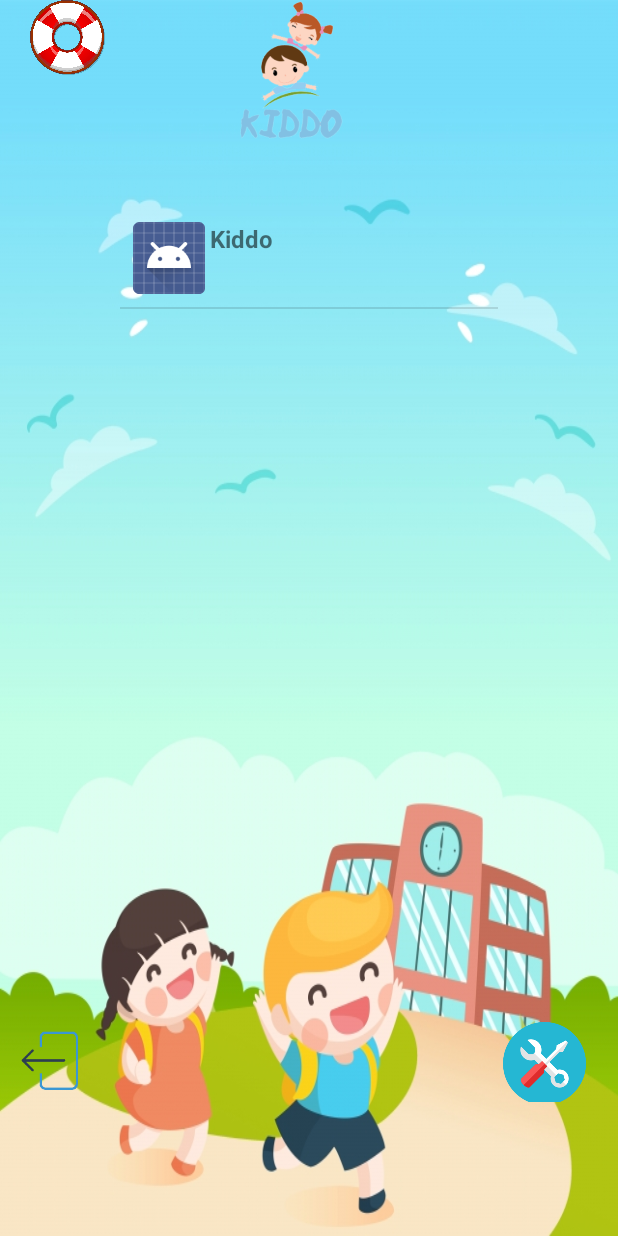
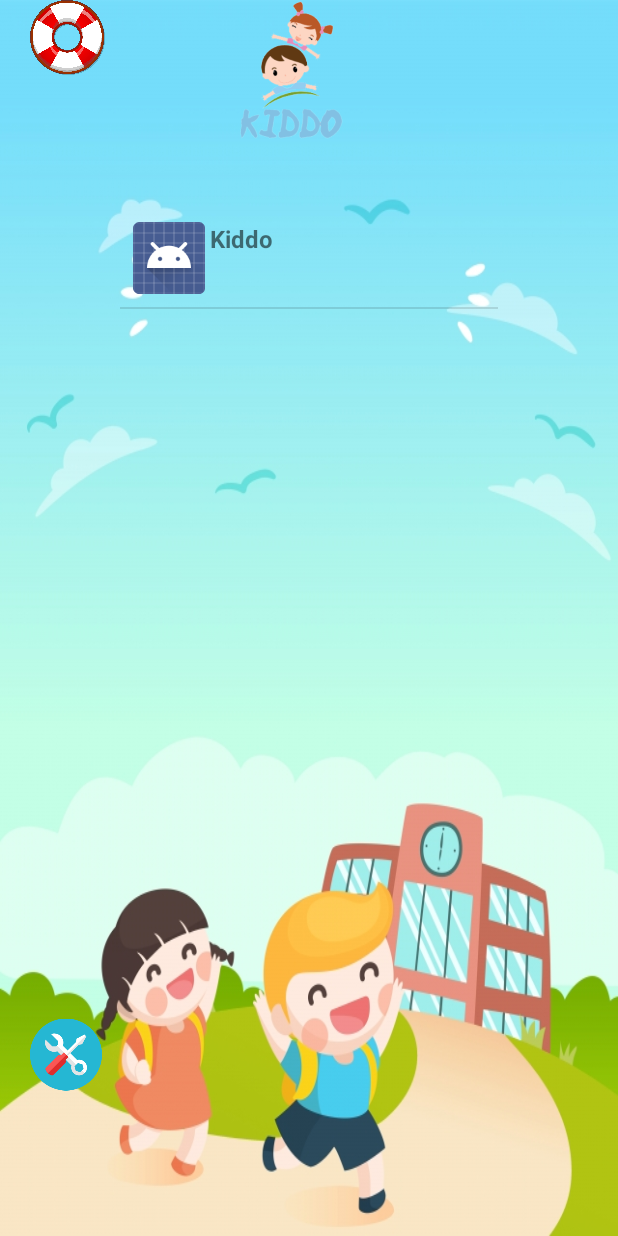
Before and after one commit to mascorreia/AndroidStudio-java-app_ParentalApp_Kiddo, an Android app: the LauncherAppsActivity screen opened directly, with no data from a screen before it, on a phone screen of 412 x 824 dp. Run offline under Robolectric (Android 15) with nearby library versions, the phone set to English and light mode, and no system bars.

Commit message:
Adição do botao de sair nas definições e removação do botão de sair da activity_launcher

```diff
--- a/app/src/main/java/com/dam/kiddo/DefinitionsActivity.java
+++ b/app/src/main/java/com/dam/kiddo/DefinitionsActivity.java
@@ -61,6 +61,11 @@ public class DefinitionsActivity extends AppCompatActivity {
         startActivity(intent1);
     }
 
+    public void closeApplication(View view) {
+        finish();
+        moveTaskToBack(true);
+    }
+
     @Override
     public void onBackPressed(){}
 
--- a/app/src/main/res/layout/activity_launcher_apps.xml
+++ b/app/src/main/res/layout/activity_launcher_apps.xml
@@ -37,7 +37,7 @@
 
     <LinearLayout
         android:layout_width="match_parent"
-        android:layout_height="582dp"
+        android:layout_height="382dp"
         android:orientation="vertical">
 
         <ListView
@@ -56,30 +56,15 @@
 
     <LinearLayout
         android:layout_width="match_parent"
-        android:layout_height="53dp"
-        android:orientation="vertical">
+        android:layout_height="194dp"
+        android:orientation="vertical" />
 
-        <LinearLayout
-            android:layout_width="match_parent"
-            android:layout_height="54dp"
-            android:orientation="horizontal">
-
-            <ImageView
-                android:id="@+id/imageView4"
-                android:layout_width="71dp"
-                android:layout_height="51dp"
-                app:srcCompat="@mipmap/voltar_atras" />
-
-            <ImageView
-                android:id="@+id/imageView3"
-                android:layout_width="583dp"
-                android:layout_height="55dp"
-                android:layout_gravity="left"
-
-                app:srcCompat="@drawable/btn_definicoes" />
-
-        </LinearLayout>
-
-    </LinearLayout>
+    <ImageView
+        android:id="@+id/imageView3"
+        android:layout_width="68dp"
+        android:layout_height="55dp"
+        android:onClick="irDefinicoes"
+        android:paddingLeft="20dip"
+        app:srcCompat="@drawable/btn_definicoes" />
 
 </LinearLayout>
```
Also changed, not shown: app/src/main/res/layout/definitions_activity.xml (+12 -0 lines).
